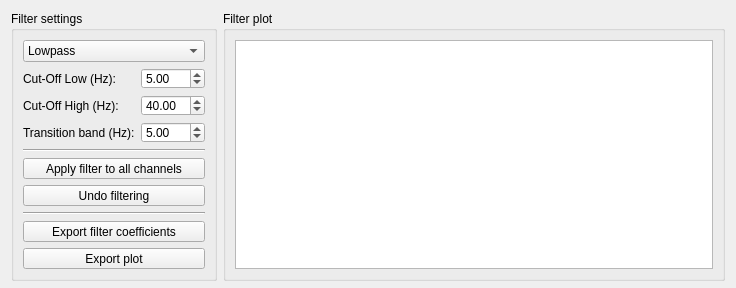
Before: the Qt Designer form applications/mne_browse_raw_qt/Windows/filterwindow.ui in mne-tools/mne-cpp, drawn with Qt 5.
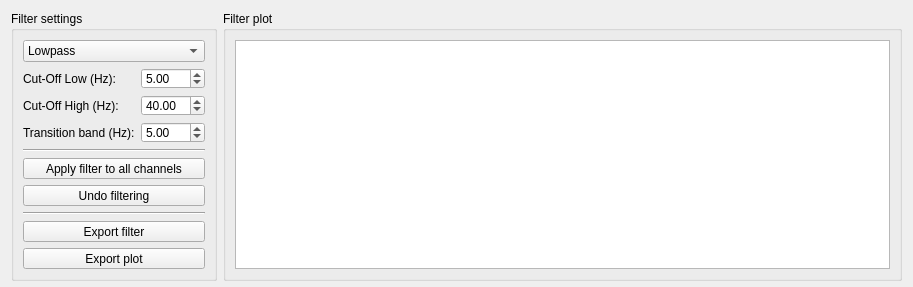
After: the same form once the commit is applied.

The edit to the form file:
```diff
--- a/applications/mne_browse_raw_qt/Windows/filterwindow.ui
+++ b/applications/mne_browse_raw_qt/Windows/filterwindow.ui
@@ -6,8 +6,8 @@
    <rect>
     <x>0</x>
     <y>0</y>
-    <width>736</width>
-    <height>288</height>
+    <width>913</width>
+    <height>287</height>
    </rect>
   </property>
   <property name="sizePolicy">
@@ -19,13 +19,13 @@
   <property name="minimumSize">
    <size>
     <width>469</width>
-    <height>288</height>
+    <height>257</height>
    </size>
   </property>
   <property name="maximumSize">
    <size>
     <width>16777215</width>
-    <height>288</height>
+    <height>504</height>
    </size>
   </property>
   <property name="windowTitle">
@@ -175,7 +175,7 @@
       <item row="9" column="0" colspan="2">
        <widget class="QPushButton" name="m_pushButton_exportFilter">
         <property name="text">
-         <string>Export filter coefficients</string>
+         <string>Export filter</string>
         </property>
        </widget>
       </item>
```
